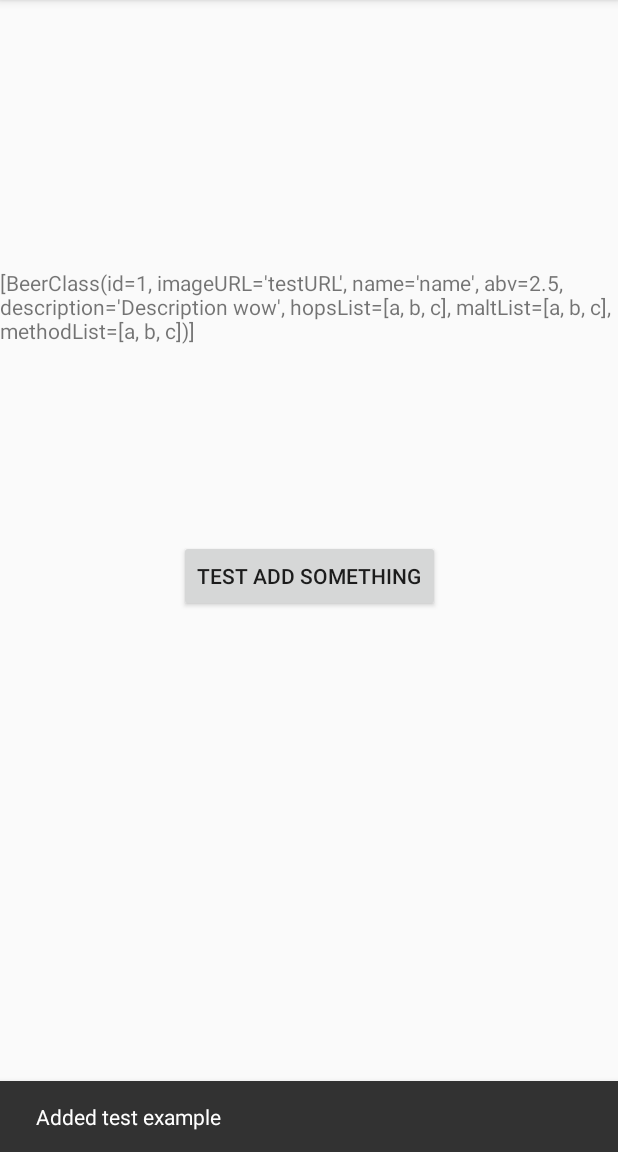
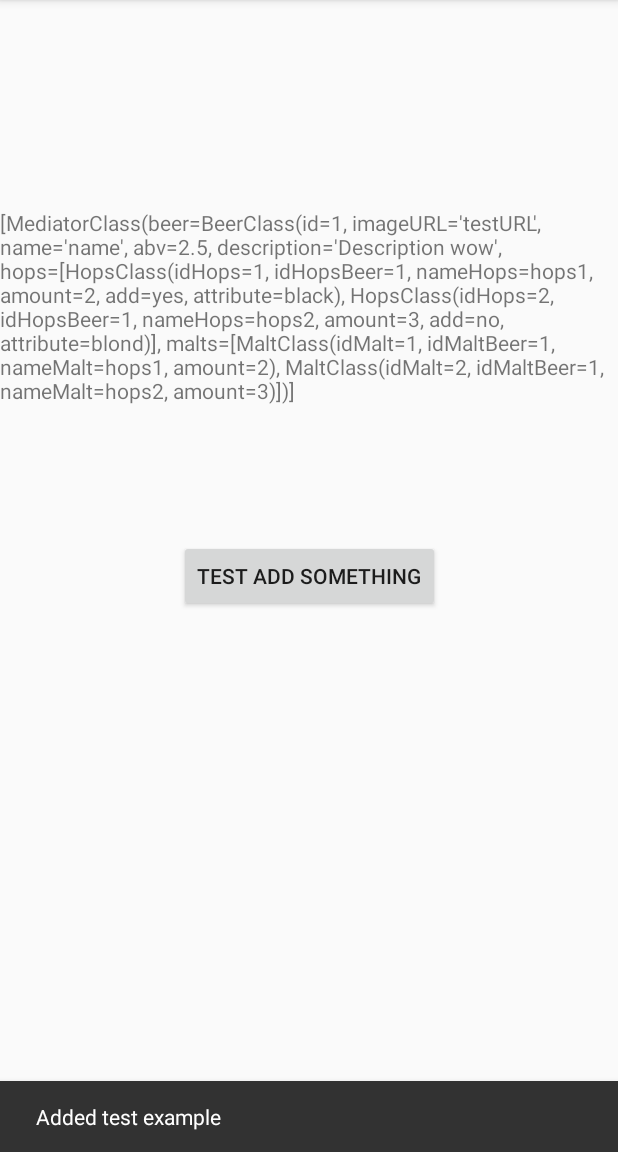
Before and after one commit to MurphyRock/Brewdog_Beer_Challenge, an Android app: the screen it shows after launch (MainActivity), after a tap on "TEST ADD SOMETHING", on a phone screen of 412 x 824 dp, the part 84-1236 px from its top. Run offline under Robolectric (Android 15) with nearby library versions, the phone set to English and light mode, and no system bars; our stand-ins replace Room's generated code; 1 statement that could not run was skipped.

Commit message:
chore: data management system modification
The old one didn't support complex objects / lists inside relations, not it does.
Still in progress..

```diff
--- a/app/build.gradle
+++ b/app/build.gradle
@@ -16,6 +16,12 @@ android {
         versionName "1.0"
 
         testInstrumentationRunner "androidx.test.runner.AndroidJUnitRunner"
+
+        javaCompileOptions {
+            annotationProcessorOptions {
+                arguments = ["room.incremental":"true"]
+            }
+        }
     }
 
     buildTypes {
--- a/app/src/main/java/com/example/brewdog_beer_challenge_abax/MainActivity.kt
+++ b/app/src/main/java/com/example/brewdog_beer_challenge_abax/MainActivity.kt
@@ -9,6 +9,8 @@ import androidx.lifecycle.Observer
 import androidx.lifecycle.ViewModelProvider
 import com.example.brewdog_beer_challenge_abax.datacenter.BeerClass
 import com.example.brewdog_beer_challenge_abax.datacenter.BeerViewModel
+import com.example.brewdog_beer_challenge_abax.datacenter.HopsClass
+import com.example.brewdog_beer_challenge_abax.datacenter.MaltClass
 import com.google.android.material.snackbar.Snackbar
 import kotlinx.coroutines.Dispatchers
 import kotlinx.coroutines.GlobalScope
@@ -31,11 +33,13 @@ class MainActivity : AppCompatActivity() {
                 "testURL",
                 "name",
                 2.5,
-                "Description wow",
-                arrayListOf("a", "b", "c"),
-                arrayListOf("a", "b", "c"),
-                arrayListOf("a", "b", "c")
-                )
+                "Description wow"),
+                arrayListOf(
+                    HopsClass(0, 10,"hops1", 2, "yes", "black"),
+                    HopsClass(0, 11,"hops2", 3, "no", "blond")),
+                arrayListOf(
+                    MaltClass(0, 10,"hops1", 2),
+                    MaltClass(0, 11,"hops2", 3))
             )
         }
 
--- a/app/src/main/java/com/example/brewdog_beer_challenge_abax/datacenter/BeerClass.kt
+++ b/app/src/main/java/com/example/brewdog_beer_challenge_abax/datacenter/BeerClass.kt
@@ -5,48 +5,47 @@ import com.example.brewdog_beer_challenge_abax.tools.Converters
 
 // This is the Beer class to be use when managing the data once it is pulled from the API
 
-@Entity(tableName = "beer_table")
-class BeerClass(
+data class MediatorClass(
+    @Embedded var beer: BeerClass,
+    @Relation(
+        parentColumn = "idBeer",
+        entityColumn = "idHopsBeer"
+    ) var hops: List<HopsClass>,
+    @Relation(
+        parentColumn = "idBeer",
+        entityColumn = "idMaltBeer"
+    ) var malts: List<MaltClass>
 
-    @PrimaryKey(autoGenerate = true) @ColumnInfo(name = "id") private var id: Int,
+)
 
-    @ColumnInfo(name = "imageURL") private var imageURL: String,
-    @ColumnInfo(name = "name") private var name: String,
-    @ColumnInfo(name = "abv") private var abv: Double,
-    @ColumnInfo(name = "description") private var description: String,
-//    @ColumnInfo(name = "hopsList")
-    @TypeConverters(Converters::class) @ColumnInfo(name = "hopsList") private var hopsList: ArrayList<String>,
-    @TypeConverters(Converters::class) @ColumnInfo(name = "maltList") private var maltList: ArrayList<String>,
-    @TypeConverters(Converters::class) @ColumnInfo(name = "methodList") private var methodList: ArrayList<String>
+@Entity
+data class HopsClass(
+    @PrimaryKey(autoGenerate = true) var idHops: Long,
+    var idHopsBeer: Long,
+    var nameHops: String,
+    var amount: Int,
+    var add: String,
+    var attribute: String
+)
+@Entity
+data class MaltClass(
+    @PrimaryKey(autoGenerate = true) var idMalt: Long,
+    var idMaltBeer: Long,
+    var nameMalt: String,
+    var amount: Int
+)
+@Entity
+data class BeerClass(
+    @PrimaryKey(autoGenerate = true) var idBeer: Long,
+    var imageURL: String,
+    var name: String,
+    var abv: Double,
+    var description: String
+
 ) {
 
-    fun getId(): Int{
-        return id;
-    }
-    fun getImageURL(): String{
-        return imageURL;
-    }
-    fun getName(): String{
-        return name;
-    }
-    fun getAbv(): Double{
-        return abv;
-    }
-    fun getDescription(): String{
-        return description;
-    }
-    fun getHopsList(): ArrayList<String>{
-        return hopsList;
-    }
-    fun getMaltList(): ArrayList<String>{
-        return maltList;
-    }
-    fun getMethodList(): ArrayList<String>{
-        return methodList;
-    }
-
     override fun toString(): String {
-        return "BeerClass(id=$id, imageURL='$imageURL', name='$name', abv=$abv, description='$description', hopsList=$hopsList, maltList=$maltList, methodList=$methodList)"
+        return "BeerClass(id=$idBeer, imageURL='$imageURL', name='$name', abv=$abv, description='$description'"
     }
 
 }
--- a/app/src/main/java/com/example/brewdog_beer_challenge_abax/datacenter/BeerDao.kt
+++ b/app/src/main/java/com/example/brewdog_beer_challenge_abax/datacenter/BeerDao.kt
@@ -9,28 +9,49 @@ import androidx.room.*
 interface BeerDao {
 
     @Insert(onConflict = OnConflictStrategy.REPLACE)
-    fun insertBeer(beerObject: BeerClass?)
+    fun insertBeer(beerObject: BeerClass?): Long
+    @Insert(onConflict = OnConflictStrategy.REPLACE)
+    fun insertHop(hopObject: HopsClass?): Long
+    @Insert(onConflict = OnConflictStrategy.REPLACE)
+    fun insertMalt(maltObject: MaltClass?): Long
 
     @Update
     suspend fun updateBeer(beerObject: BeerClass?)
 
-    @Query("DELETE FROM beer_table")
+    @Query("DELETE FROM BeerClass")
     fun deleteAll()
 
     @Delete
     fun deleteBeer(beerObject: BeerClass)
 
-    @Query("SELECT * from beer_table ORDER BY id ASC")
-    fun observeAll(): LiveData<List<BeerClass>>
+    @Transaction
+    @Query("SELECT * from BeerClass ORDER BY idBeer ASC")
+    fun observeAll(): LiveData<List<MediatorClass>>
 
-    @Query("SELECT * from beer_table ORDER BY id ASC")
+    @Transaction
+    fun insertBeer(beer: BeerClass?, hopsList: List<HopsClass>, maltsList: List<MaltClass>) {
+        // Save rowId of inserted CompanyEntity as companyId
+        val beerId: Long = insertBeer(beer)
+
+        // Set companyId for all related employeeEntities
+        for (hop in hopsList) {
+            hop.idHopsBeer = beerId
+            insertHop(hop)
+        }
+        for (malt in maltsList) {
+            malt.idMaltBeer = beerId
+            insertMalt(malt)
+        }
+    }
+
+    @Query("SELECT * from BeerClass ORDER BY idBeer ASC")
     fun getAll(): List<BeerClass>
 
 
-    @Query("SELECT * from beer_table WHERE id = :providedId")
+    @Query("SELECT * from BeerClass WHERE idBeer = :providedId")
     fun observeById(providedId: Int): LiveData<BeerClass>
 
-    @Query("SELECT * from beer_table WHERE id = :providedId")
+    @Query("SELECT * from BeerClass WHERE idBeer = :providedId")
     fun getById(providedId: Int): BeerClass?
 
 }
--- a/app/src/main/java/com/example/brewdog_beer_challenge_abax/datacenter/BeerRepository.kt
+++ b/app/src/main/java/com/example/brewdog_beer_challenge_abax/datacenter/BeerRepository.kt
@@ -6,7 +6,7 @@ import androidx.lifecycle.LiveData
 class BeerRepository(application: Application) {
 
     private var beerDao: BeerDao? = null
-    private var allBeers: LiveData<List<BeerClass>>? = null
+    private var allBeers: LiveData<List<MediatorClass>>? = null
 
     init {
         val db: BeerRoomDB = BeerRoomDB.getDatabase(application!!)
@@ -19,6 +19,9 @@ class BeerRepository(application: Application) {
 
     suspend fun insertBeer(beerObject: BeerClass) {
         beerDao?.insertBeer(beerObject)
+    }
+    suspend fun insertBeer(beerObject: BeerClass, hopsList: List<HopsClass>, maltsList: List<MaltClass>) {
+        beerDao?.insertBeer(beerObject, hopsList, maltsList)
     }
 
     suspend fun updateBeer(beerObject: BeerClass){
@@ -33,7 +36,7 @@ class BeerRepository(application: Application) {
         beerDao?.deleteBeer(beerObject)
     }
 
-    fun observeAll(): LiveData<List<BeerClass>>? {
+    fun observeAll(): LiveData<List<MediatorClass>>? {
         return allBeers
     }
 
--- a/app/src/main/java/com/example/brewdog_beer_challenge_abax/datacenter/BeerRoomDB.kt
+++ b/app/src/main/java/com/example/brewdog_beer_challenge_abax/datacenter/BeerRoomDB.kt
@@ -16,7 +16,7 @@ import com.example.brewdog_beer_challenge_abax.tools.Converters
  - BeerRoomDB provides compile-time checks of SQLite statements.
 */
 
-@Database(entities = [BeerClass::class], version = 4, exportSchema = false)
+@Database(entities = [BeerClass::class, HopsClass::class, MaltClass::class], version = 1, exportSchema = false)
 @TypeConverters(Converters::class)
 abstract class BeerRoomDB: RoomDatabase() {
 
--- a/app/src/main/java/com/example/brewdog_beer_challenge_abax/datacenter/BeerViewModel.kt
+++ b/app/src/main/java/com/example/brewdog_beer_challenge_abax/datacenter/BeerViewModel.kt
@@ -16,7 +16,7 @@ import java.lang.Exception
 class BeerViewModel(application: Application): AndroidViewModel(application) {
     private val repository: BeerRepository = BeerRepository(application)
     val allBeersAPI = MutableLiveData<String>()
-    val allBeers: LiveData<List<BeerClass>> = repository.observeAll()!!
+    val allBeers: LiveData<List<MediatorClass>> = repository.observeAll()!!
 
     init {
         getRetrofitBeers()
@@ -46,6 +46,9 @@ class BeerViewModel(application: Application): AndroidViewModel(application) {
     fun insert(beerObject: BeerClass) = viewModelScope.launch(Dispatchers.IO) {
         repository.insertBeer(beerObject)
     }
+    fun insert(beerObject: BeerClass, hopsList: List<HopsClass>, maltsList: List<MaltClass>) = viewModelScope.launch(Dispatchers.IO) {
+        repository.insertBeer(beerObject, hopsList, maltsList)
+    }
 
     fun updateBeer(beerObject: BeerClass) = viewModelScope.launch(Dispatchers.IO) {
         repository.updateBeer(beerObject)
@@ -59,7 +62,7 @@ class BeerViewModel(application: Application): AndroidViewModel(application) {
         repository.deleteBeer(beerObject)
     }
 
-    fun observeAllBeer(): LiveData<List<BeerClass>>? {
+    fun observeAllBeer(): LiveData<List<MediatorClass>>? {
         return allBeers
     }
 
--- a/app/src/main/java/com/example/brewdog_beer_challenge_abax/tools/Converters.kt
+++ b/app/src/main/java/com/example/brewdog_beer_challenge_abax/tools/Converters.kt
@@ -6,15 +6,16 @@ import com.google.gson.reflect.TypeToken
 import java.lang.reflect.Type
 
 class Converters {
+
+    private val listType: Type = object : TypeToken<ArrayList<String?>?>() {}.getType()
     @TypeConverter
     fun fromString(value: String?): ArrayList<String> {
-        val listType: Type = object : TypeToken<ArrayList<String?>?>() {}.getType()
         return Gson().fromJson(value, listType)
     }
 
+    private val gson = Gson()
     @TypeConverter
     fun fromArrayList(list: ArrayList<String?>?): String {
-        val gson = Gson()
         return gson.toJson(list)
     }
 }
--- a/gradle.properties
+++ b/gradle.properties
@@ -19,3 +19,5 @@ android.useAndroidX=true
 android.enableJetifier=true
 # Kotlin code style for this project: "official" or "obsolete":
 kotlin.code.style=official
+kapt.incremental.apt=true
+android.databinding.incremental=true
```
